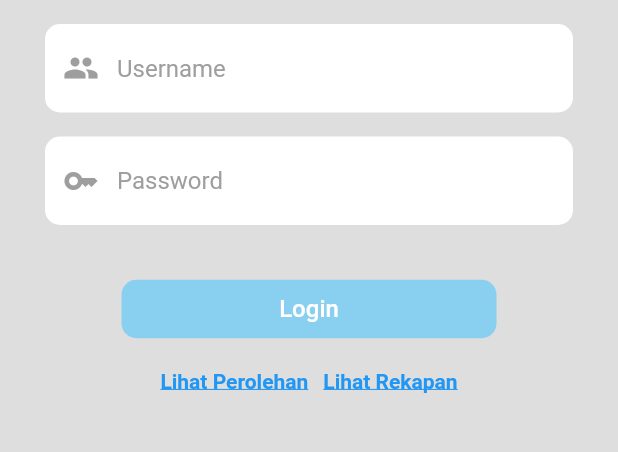
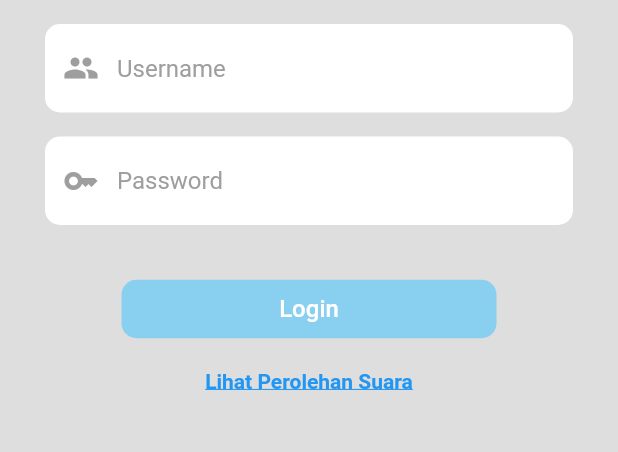
Before and after one commit to cookiesblack/hitungin, a Flutter app: the screen it shows after launch, on a phone screen of 412 x 824 dp, the part 609-1061 px from its top. Run offline on Flutter 3.47's test engine with Material 2 defaults, Android fonts, the light colour scheme and no system bars; our stand-ins replace google_fonts, hexcolor, rflutter_alert.

Commit message:
remove: rekapan link

```diff
--- a/lib/login.dart
+++ b/lib/login.dart
@@ -162,33 +162,30 @@ class Login extends StatelessWidget {
                             );
                           },
                           child: const Text(
-                            'Lihat Perolehan',
+                            'Lihat Perolehan Suara',
                             style: TextStyle(
                               color: Colors.blue,
                               decoration: TextDecoration.underline,
                             ),
                           ),
                         ),
-                        const SizedBox(
-                            width:
-                                10), // Adjust the width as needed for the separator
-
-                        InkWell(
-                          onTap: () {
-                            Navigator.push(
-                              context,
-                              CupertinoPageRoute(
-                                  builder: (context) => const Rekapan()),
-                            );
-                          },
-                          child: const Text(
-                            'Lihat Rekapan',
-                            style: TextStyle(
-                              color: Colors.blue,
-                              decoration: TextDecoration.underline,
-                            ),
-                          ),
-                        ),
+                        // const SizedBox(width: 10),
+                        // InkWell(
+                        //   onTap: () {
+                        //     Navigator.push(
+                        //       context,
+                        //       CupertinoPageRoute(
+                        //           builder: (context) => const Rekapan()),
+                        //     );
+                        //   },
+                        //   child: const Text(
+                        //     'Lihat Rekapan',
+                        //     style: TextStyle(
+                        //       color: Colors.blue,
+                        //       decoration: TextDecoration.underline,
+                        //     ),
+                        //   ),
+                        // ),
                       ],
                     )
                   ],
```
